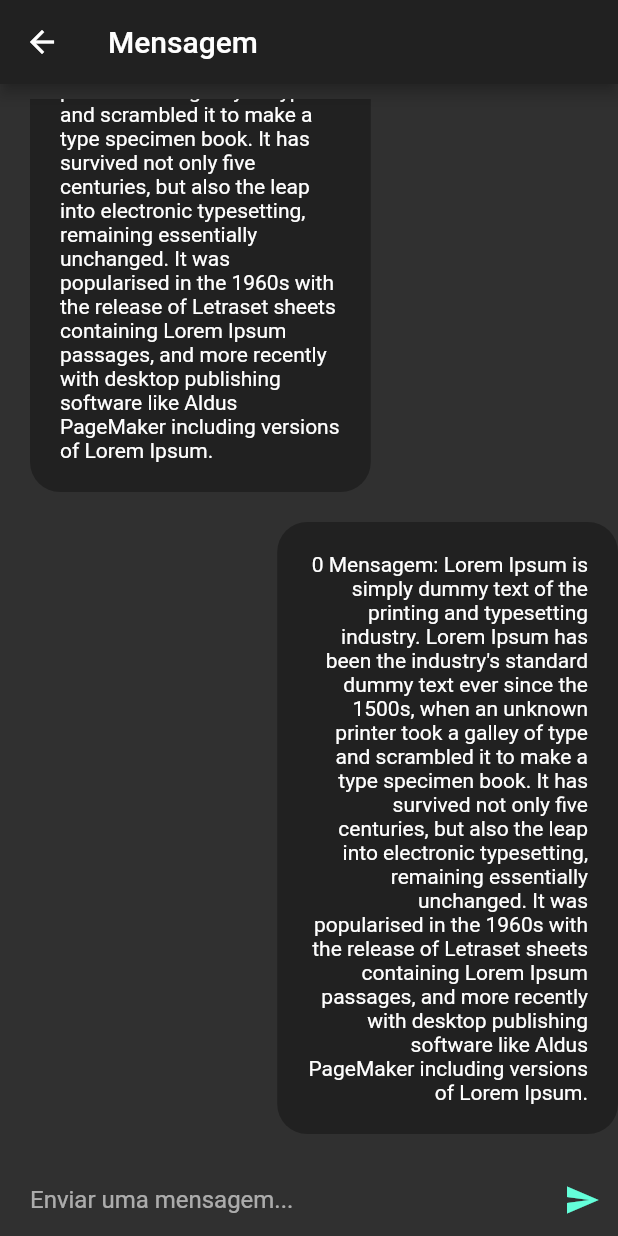
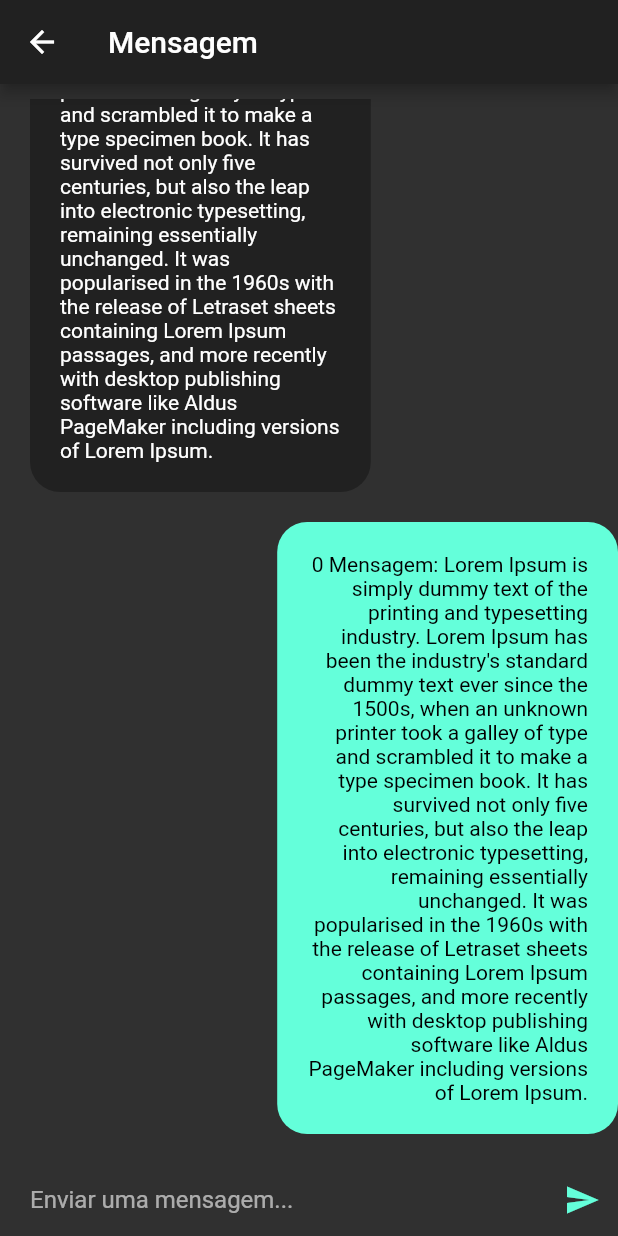
Before and after one commit to marcelohpjunior/chat_online_hasura, a Flutter app: the MensagemPage screen opened by its route, on a phone screen of 412 x 824 dp. Run offline on Flutter 3.47's test engine with Material 2 defaults, Android fonts, the phone set to English and light mode, and no system bars; our stand-ins replace flutter_mobx, flutter_modular, font_awesome_flutter, mobx; generated files the repository leaves out were written again.

Commit message:
Alteracao cor mensagem

```diff
--- a/lib/app/modules/chat/pages/mensagem/mensagem_page.dart
+++ b/lib/app/modules/chat/pages/mensagem/mensagem_page.dart
@@ -51,7 +51,9 @@ class MensagemPageState extends State<MensagemPage> {
                                 padding: const EdgeInsets.all(20),
                                 decoration: BoxDecoration(
                                   borderRadius: BorderRadius.circular(20),
-                                  color: Theme.of(context).primaryColor,
+                                  color: index % 2 == 1
+                                      ? Theme.of(context).primaryColor
+                                      : Theme.of(context).accentColor,
                                 ),
                                 child: Text(
                                   "$index Mensagem: $loren",
@@ -59,6 +61,9 @@ class MensagemPageState extends State<MensagemPage> {
                                       ? TextAlign.left
                                       : TextAlign.right,
                                   maxLines: null,
+                                  style: index % 2 == 1
+                                      ? TextStyle(color: Colors.white)
+                                      : TextStyle(color: Colors.black),
                                 ),
                               ),
                             ),
--- a/lib/app/shared/widgets/text_input_mensagem.dart
+++ b/lib/app/shared/widgets/text_input_mensagem.dart
@@ -13,7 +13,8 @@ class TextInputMensagem extends StatelessWidget {
 
   @override
   Widget build(BuildContext context) {
-    return Row(
+    return SafeArea(
+      child: Row(
         children: [
           Expanded(
               child: TextField(
@@ -29,7 +30,13 @@ class TextInputMensagem extends StatelessWidget {
                     child: Text(
                       "Enviar",
                     ),
-                  onPressed: onSendMessage)
+                    onPressed: () {
+                      if (_controller.text != "") {
+                        onSendMessage();
+                        _controller.text = "";
+                      }
+                    },
+                  )
                 : IconButton(
                     icon: Icon(
                       Icons.send,
@@ -44,6 +51,7 @@ class TextInputMensagem extends StatelessWidget {
                   ),
           ),
         ],
+      ),
     );
   }
 }
```
Also changed, not shown: 1 other file. Lines whose indentation alone changed are shown as unchanged.
